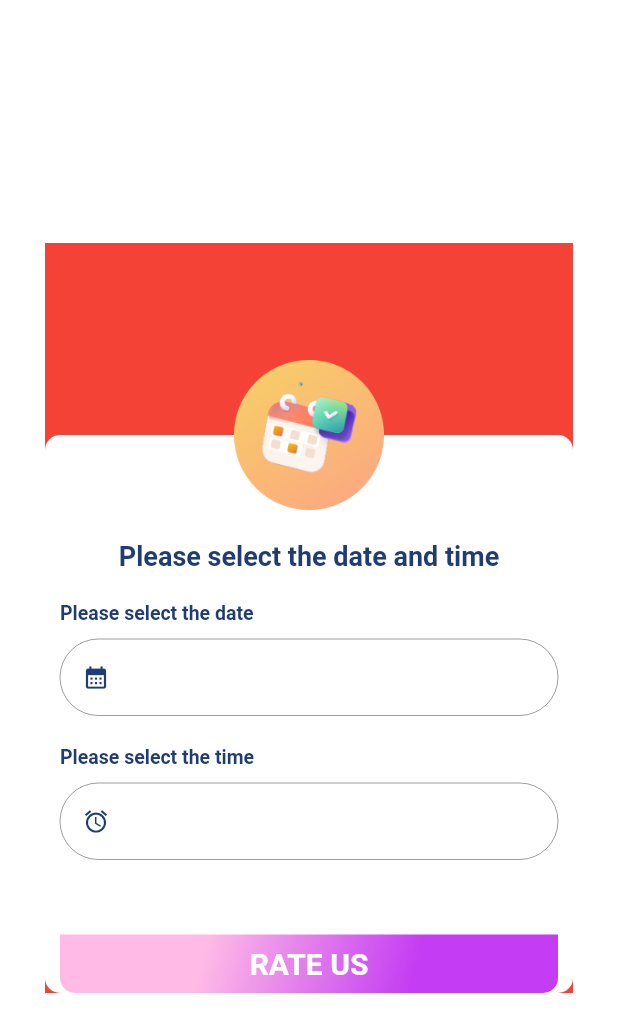
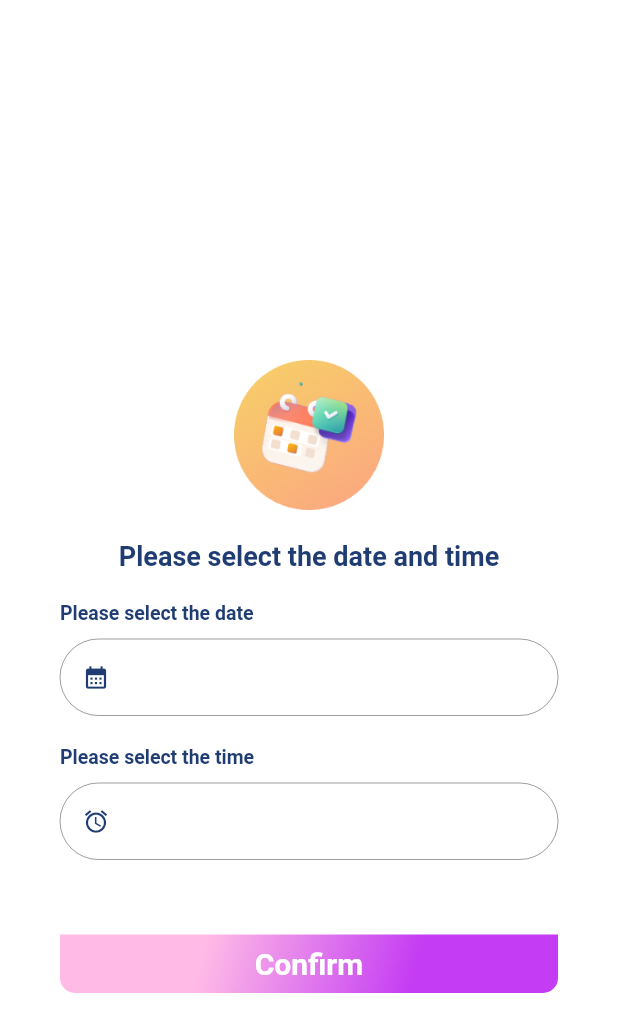
Before and after one commit to AnasReza/Ayyami_Application, a Flutter app: the DialogDateTime screen opened directly with empty values, on a phone screen of 412 x 824 dp. Shown: the top 1032 px of the screen. Run offline on Flutter 3.47's test engine with Material 2 defaults, Android fonts, the phone set to English and light mode, and no system bars; our stand-ins replace cloud_firestore, dropdown_button2, firebase_auth, firebase_core, firebase_database, firebase_storage and 17 more; missing offline and left inert: flutter_background_service, hijri_picker, workmanager; accounts and stored records are empty; project files that could hold a hidden picture were left out.

```diff
--- a/lib/dialog/timer_date_time.dart
+++ b/lib/dialog/timer_date_time.dart
@@ -28,7 +28,6 @@ class DialogDateTimeState extends State<DialogDateTime> {
       backgroundColor: Colors.transparent,
       body: Center(
         child: Container(
-          color: Colors.red,
           height: 500,
           margin: const EdgeInsets.only(left: 30, right: 30),
           child: Align(
@@ -170,7 +169,7 @@ class DialogDateTimeState extends State<DialogDateTime> {
                                   borderRadius: const BorderRadius.only(
                                       bottomLeft: Radius.circular(10), bottomRight: Radius.circular(10))),
                               child: Text(
-                                'rate_us'.tr,
+                                'confirm'.tr,
                                 style: TextStyle(color: AppColors.white, fontWeight: FontWeight.w700, fontSize: 20),
                                 textAlign: TextAlign.center,
                               ),
```
Also changed, not shown: lib/screens/home/home.dart (+30 -28 lines).
